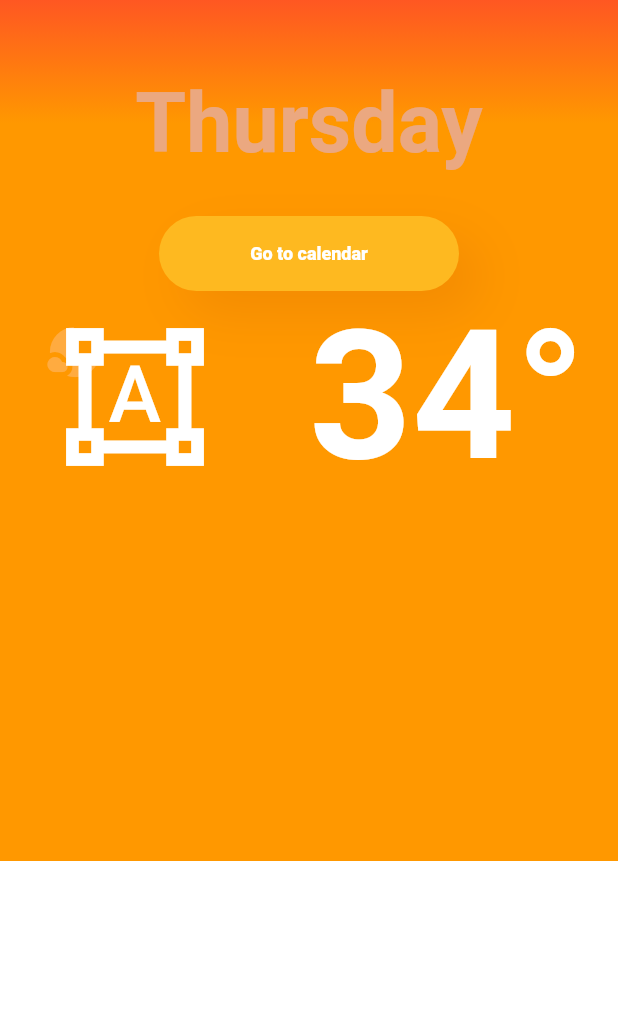
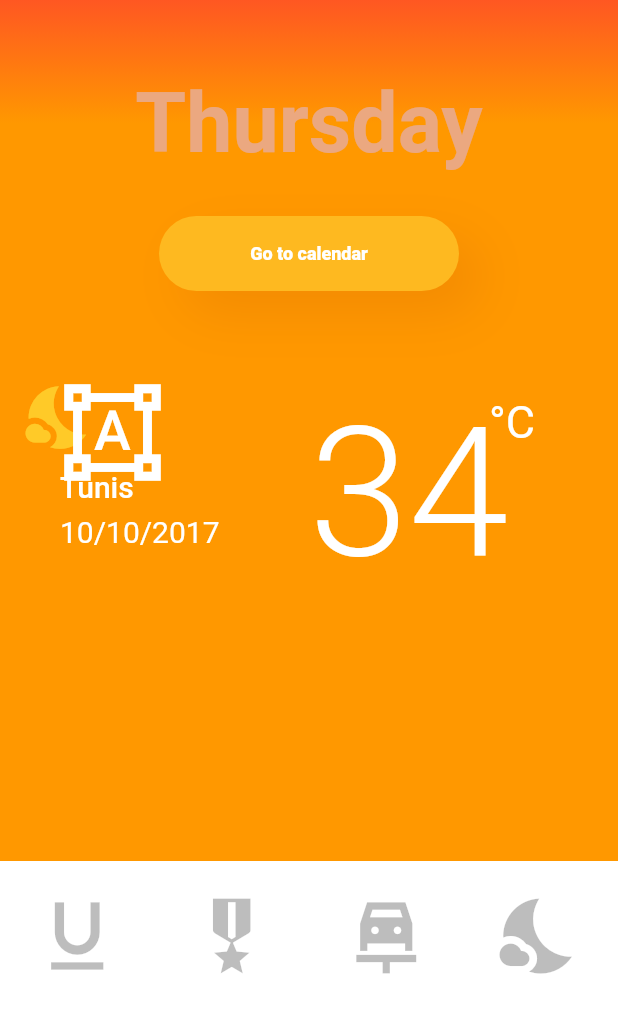
Before and after one commit to gmcruz123/flutter1, a Flutter app: the screen it shows after launch, on a phone screen of 412 x 824 dp. Shown: the top 1013 px of the screen. Run offline on Flutter 3.47's test engine with Material 2 defaults, Android fonts, the phone set to English and light mode, and no system bars.

Commit message:
I need the last row for days

```diff
--- a/lib/BackWheater.dart
+++ b/lib/BackWheater.dart
@@ -11,9 +11,27 @@ class BackWheater extends StatelessWidget{ // stateless significa que no tiene e
         new Positioned(
           bottom: 0.0,
             child: new Container(
+              padding: EdgeInsets.only(
+                top: 20.0
+              ),
               width: MediaQuery.of(context).size.width,
               height: 250.0,
               color: Colors.white,
+              child:
+              Column(
+
+              children: <Widget>[
+                Row(
+                  children: <Widget>[
+                    Expanded(child: new Icon( IconData(58050,fontFamily: 'MaterialIcons') , color: Colors.black26,size: 60.0, )),
+                    Expanded(child: new Icon( IconData(58343,fontFamily: 'MaterialIcons') , color: Colors.black26,size: 60.0)),
+                    Expanded(child: new Icon( IconData(59450,fontFamily: 'MaterialIcons') , color: Colors.black26,size: 60.0)),
+                    Expanded(child: new Icon( IconData(58416,fontFamily: 'MaterialIcons') , color: Colors.black26,size: 60.0))
+                  ],
+                )
+    ],
+    )
+             ,
         ))
       ],
     );
--- a/lib/Temperature.dart
+++ b/lib/Temperature.dart
@@ -14,33 +14,85 @@ class Temperature extends StatelessWidget {
             58045,fontFamily: 'MaterialIcons'
         ),
         color: Colors.white,
-        size: 100.0,
+        size: 70.0,
 
       )
     );
 
     final iconSun = new Container(
       margin: EdgeInsets.only(
-          left: 30.0
+          left: 15.0
       ),
       child: new Icon(
         new IconData(
             58416,fontFamily: 'MaterialIcons'
         ),
-        color: Colors.orangeAccent,
-          size: 40.0,
+        color: Colors.amber[400],
+          size: 50.0,
       ),
     );
 
     final temperatureNum = new Container(
+      padding: EdgeInsets.only(
+        top: 40.0
+       ),
       child: new Text(
-        "34°",
+        "34",
         style: const TextStyle(
           color: Colors.white,
           fontSize: 120.0,
-          fontWeight: FontWeight.w600
+          fontWeight: FontWeight.w300
         ),
       ),
+    );
+
+    final centiGrades = new Container(
+      padding: EdgeInsets.only(
+        top: 45.0,
+        left: 120.0
+      ),
+      child: new Text(
+        "°C",
+        style: TextStyle(
+          fontSize: 30.0,
+          color: Colors.white
+        ),
+      ),
+    );
+
+    final textdate = new Container(
+      padding: EdgeInsets.only(
+        top: 60.0,
+        left: 40.0
+      ),
+      child: new Stack(
+
+        children: <Widget>[
+          Text(
+            "Tunis",
+            style: TextStyle(
+              color: Colors.white,
+              fontSize: 20.0,
+              fontWeight: FontWeight.w500
+            ),
+          ),
+
+          new Container(
+            padding: EdgeInsets.only(
+              top: 30.0
+            ),
+            child:  Text(
+                "10/10/2017",
+                style: TextStyle(
+                    color: Colors.white,
+                    fontSize: 20.0,
+                    fontWeight: FontWeight.w400
+                ),
+              )
+          )
+
+        ],
+      )
     );
 
 
@@ -53,13 +105,19 @@ class Temperature extends StatelessWidget {
            child: new Stack(
             children: <Widget>[
               iconSun,
-              iconCloud
+              iconCloud,
+              textdate
             ],
            )
         )
         ,
        Expanded(
-         child: temperatureNum,
+         child: new Stack(
+           children: <Widget>[
+             centiGrades,
+             temperatureNum
+           ],
+         )
        )
       ],
     );
--- a/lib/header.dart
+++ b/lib/header.dart
@@ -61,7 +61,14 @@ class Header  extends StatelessWidget {
                    fontWeight: FontWeight.w600
                  )
                 ),
-                button, new Temperature()
+                button,
+                new Container(
+                  child:  new Temperature(),
+                  margin: EdgeInsets.only(
+                    top: 25.0
+                  ),
+
+                )
               ],
             ),
           )
```
